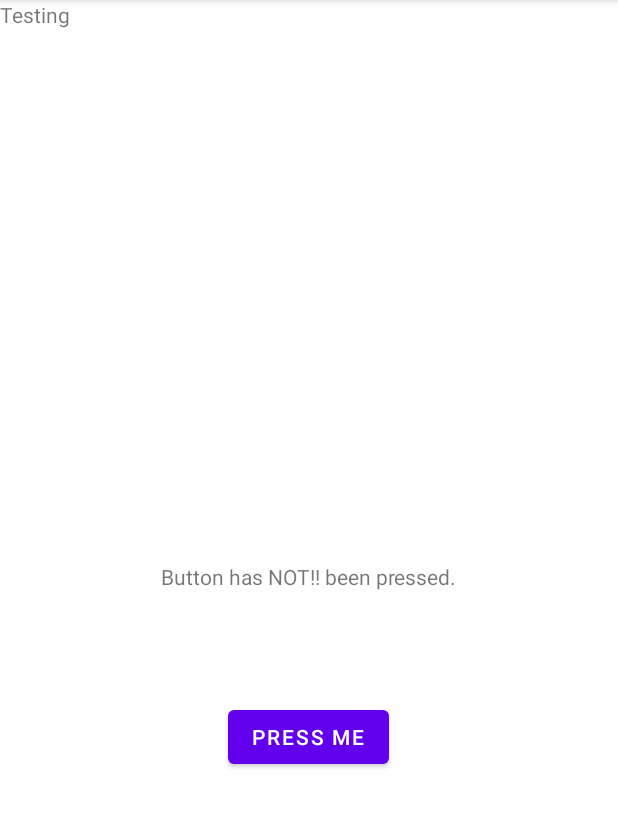
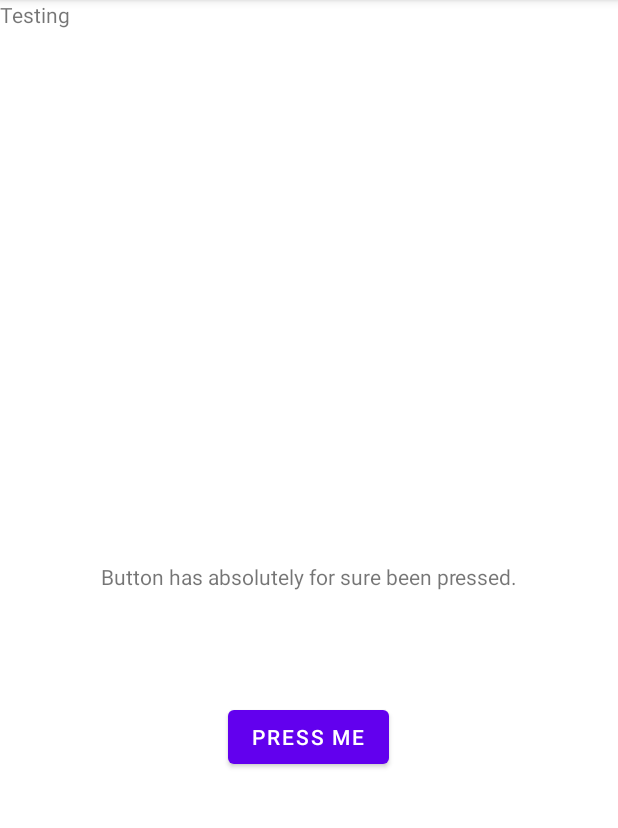
Before and after one commit to atindal/Hopefull_Fixed_Now, an Android app: the screen it shows after launch (MainActivity), after a tap on "PRESS ME", on a phone screen of 412 x 824 dp, the part 84-912 px from its top. Run offline under Robolectric (Android 15) with nearby library versions, the phone set to English and light mode, and no system bars.

Commit message:
I'm on the right branch now!!

```diff
--- a/VandalStats/app/src/main/java/com/example/vandalstats/MainActivity.java
+++ b/VandalStats/app/src/main/java/com/example/vandalstats/MainActivity.java
@@ -20,7 +20,7 @@ public class MainActivity extends AppCompatActivity {
         pushButton.setOnClickListener(new View.OnClickListener() {
             @Override
             public void onClick(View v) {
-                hw.setText("Button has NOT!! been pressed.");
+                hw.setText("Button has absolutely for sure been pressed.");
             }
         });
     }
```
